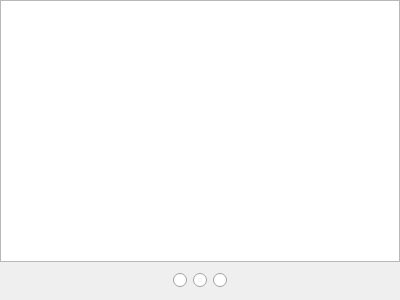
Before: the Qt Designer form App/shortcuts.ui in djeada/Lightpad, drawn with Qt 5.
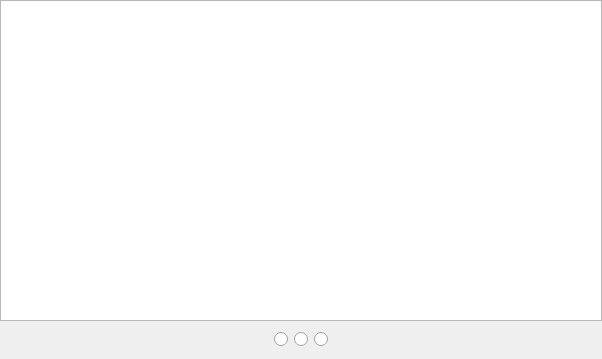
After: the same form once the commit is applied.

```diff
--- a/App/shortcuts.ui
+++ b/App/shortcuts.ui
@@ -6,8 +6,8 @@
    <rect>
     <x>0</x>
     <y>0</y>
-    <width>400</width>
-    <height>300</height>
+    <width>602</width>
+    <height>359</height>
    </rect>
   </property>
   <property name="windowTitle">
```
